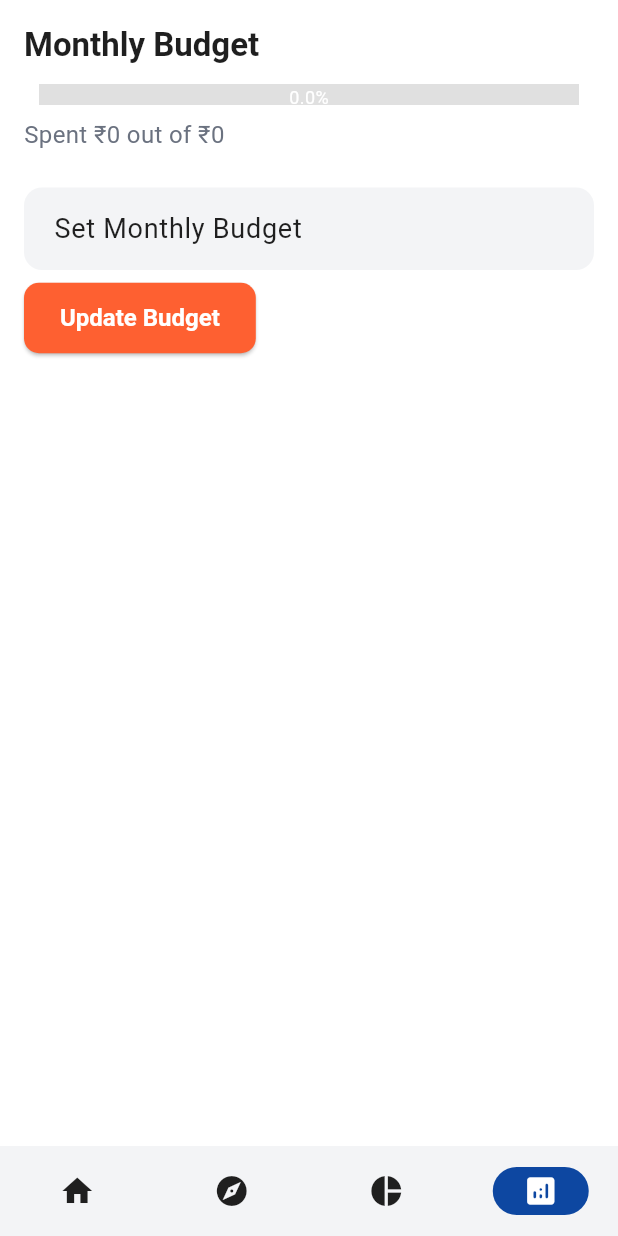
After one commit to DakshKatewa/FINWISE-2.0, a Flutter app: the Dashboard screen opened directly, item 4 of the bottom bar chosen, after a tap on "Update Budget", on a phone screen of 412 x 824 dp. The commit adds this screen. Run offline on Flutter 3.47's test engine with Material 3 defaults, Android fonts, the phone set to English and light mode, and no system bars; drawn by our look-alikes of percent_indicator; our stand-ins replace auto_size_text, cloud_firestore, firebase_auth, firebase_core, fl_chart, font_awesome_flutter; accounts and stored records are empty.

Commit message:
add budget initiated

```diff
--- a/lib/screens/dashboard.dart
+++ b/lib/screens/dashboard.dart
@@ -1,4 +1,5 @@
 import 'package:budgettraker/screens/insights_screen.dart';
+import 'package:budgettraker/screens/reports_screen.dart';
 import 'package:firebase_auth/firebase_auth.dart';
 import 'package:flutter/material.dart';
 
@@ -16,7 +17,7 @@ class Dashboard extends StatefulWidget {
 class _DashboardState extends State<Dashboard> {
   var isLogoutLoading = false;
   int currentIndex = 0;
-  var pageViewList = [HomeScreen(), TransactionScreen(), InsightsScreen()];
+  var pageViewList = [HomeScreen(), TransactionScreen(), InsightsScreen(), ReportsScreen()];
 
   @override
   Widget build(BuildContext context) {
--- /dev/null
+++ b/lib/screens/reports_screen.dart
@@ -0,0 +1,148 @@
+import 'package:cloud_firestore/cloud_firestore.dart';
+import 'package:firebase_auth/firebase_auth.dart';
+import 'package:flutter/material.dart';
+import 'package:intl/intl.dart';
+import 'package:percent_indicator/linear_percent_indicator.dart';
+
+class ReportsScreen extends StatefulWidget {
+  const ReportsScreen({super.key});
+
+  @override
+  State<ReportsScreen> createState() => _ReportsScreenState();
+}
+
+class _ReportsScreenState extends State<ReportsScreen> {
+  final TextEditingController _budgetController = TextEditingController();
+  int monthlyBudget = 0;
+  int totalSpentThisMonth = 0;
+
+  @override
+  void initState() {
+    super.initState();
+    fetchBudgetAndExpenses();
+  }
+
+  Future<int> fetchTotalSpentThisMonth() async {
+    final user = FirebaseAuth.instance.currentUser;
+    final now = DateTime.now();
+    final currentMonth = DateFormat('MMM y').format(now);
+
+    if (user != null) {
+      final transactionsSnapshot =
+          await FirebaseFirestore.instance
+              .collection('users')
+              .doc(user.uid)
+              .collection('transactions')
+              .where('monthyear', isEqualTo: currentMonth)
+              .where('type', isEqualTo: 'debit')
+              .get();
+
+      int spent = transactionsSnapshot.docs.fold(0, (sum, doc) {
+        return sum + (doc['amount'] as int);
+      });
+
+      return spent;
+    }
+    return 0;
+  }
+
+  Future<void> fetchBudgetAndExpenses() async {
+    final user = FirebaseAuth.instance.currentUser;
+    final now = DateTime.now();
+    final currentMonth = "${DateFormat('MMM y').format(now)}";
+
+    if (user != null) {
+      final userDoc =
+          await FirebaseFirestore.instance
+              .collection('users')
+              .doc(user.uid)
+              .get();
+
+      int budget = (userDoc.data()?['monthlyBudget'] ?? 0) as int;
+
+      final transactionsSnapshot =
+          await FirebaseFirestore.instance
+              .collection('users')
+              .doc(user.uid)
+              .collection('transactions')
+              .where('monthyear', isEqualTo: currentMonth)
+              .where('type', isEqualTo: 'debit')
+              .get();
+
+      int spent = transactionsSnapshot.docs.fold(0, (sum, doc) {
+        return sum + (doc['amount'] as int);
+      });
+
+      setState(() {
+        monthlyBudget = budget;
+        totalSpentThisMonth = spent;
+      });
+    }
+  }
+
+  Future<void> updateBudget() async {
+    int newBudget = int.tryParse(_budgetController.text) ?? 0;
+    final user = FirebaseAuth.instance.currentUser;
+
+    if (user != null) {
+      await FirebaseFirestore.instance.collection('users').doc(user.uid).update(
+        {'monthlyBudget': newBudget},
+      );
+
+      // 🛠 After setting the new budget, fetch latest spent
+      int spent = await fetchTotalSpentThisMonth();
+
+      setState(() {
+        monthlyBudget = newBudget;
+        totalSpentThisMonth = spent;
+      });
+
+      _budgetController.clear();
+    }
+  }
+
+  @override
+  Widget build(BuildContext context) {
+    double percentUsed =
+        monthlyBudget > 0 ? totalSpentThisMonth / monthlyBudget : 0;
+
+    return Padding(
+      padding: const EdgeInsets.all(16.0),
+      child: Column(
+        crossAxisAlignment: CrossAxisAlignment.start,
+        children: [
+          Text("Monthly Budget", style: Theme.of(context).textTheme.titleLarge),
+          const SizedBox(height: 12),
+
+          LinearPercentIndicator(
+            lineHeight: 14.0,
+            percent: percentUsed.clamp(0, 1),
+            backgroundColor: Colors.grey.shade300,
+            progressColor: Colors.blueAccent,
+            center: Text(
+              "${(percentUsed * 100).toStringAsFixed(1)}%",
+              style: const TextStyle(fontSize: 12.0, color: Colors.white),
+            ),
+          ),
+          const SizedBox(height: 8),
+          Text("Spent ₹$totalSpentThisMonth out of ₹$monthlyBudget"),
+
+          const SizedBox(height: 24),
+          TextField(
+            controller: _budgetController,
+            keyboardType: TextInputType.number,
+            decoration: const InputDecoration(
+              labelText: "Set Monthly Budget",
+              border: OutlineInputBorder(),
+            ),
+          ),
+          const SizedBox(height: 8),
+          ElevatedButton(
+            onPressed: updateBudget,
+            child: const Text("Update Budget"),
+          ),
+        ],
+      ),
+    );
+  }
+}
--- /dev/null
+++ b/lib/services/firestore_services_budget.dart
@@ -0,0 +1,39 @@
+import 'package:cloud_firestore/cloud_firestore.dart';
+import 'package:firebase_auth/firebase_auth.dart';
+import 'package:intl/intl.dart';
+
+class FirestoreService {
+  static Future<void> setMonthlyBudget(int budget) async {
+    final user = FirebaseAuth.instance.currentUser;
+
+    if (user != null) {
+      await FirebaseFirestore.instance.collection('users').doc(user.uid).update(
+        {'monthlyBudget': budget},
+      );
+    }
+  }
+
+  static Future<int> getCurrentMonthSpent() async {
+    final user = FirebaseAuth.instance.currentUser;
+    if (user != null) {
+      final now = DateTime.now();
+      String monthyear = DateFormat('MMM y').format(now);
+
+      final snapshot =
+          await FirebaseFirestore.instance
+              .collection('users')
+              .doc(user.uid)
+              .collection('transactions')
+              .where('monthyear', isEqualTo: monthyear)
+              .where('type', isEqualTo: 'debit') // Only debit transactions
+              .get();
+
+      int totalSpent = 0;
+      for (var doc in snapshot.docs) {
+        totalSpent += (doc['amount'] as num).toInt();
+      }
+      return totalSpent;
+    }
+    return 0;
+  }
+}
--- a/lib/widgets/navbar.dart
+++ b/lib/widgets/navbar.dart
@@ -36,7 +36,15 @@ class NavBar extends StatelessWidget {
         NavigationDestination(
           icon: Icon(Icons.pie_chart),
           selectedIcon: Icon(
-            Icons.explore,
+            Icons.pie_chart,
+            color: Colors.white,
+          ),
+          label: 'Insights',
+        ),
+        NavigationDestination(
+          icon: Icon(Icons.analytics_rounded),
+          selectedIcon: Icon(
+            Icons.analytics_rounded,
             color: Colors.white,
           ),
           label: 'Insights',
--- a/pubspec.yaml
+++ b/pubspec.yaml
@@ -37,6 +37,7 @@ dependencies:
     sdk: flutter
   font_awesome_flutter: ^10.6.0
   intl: ^0.18.1
+  percent_indicator: ^4.2.5
   uuid: ^4.1.0
 dependency_overrides:
   firebase_auth_platform_interface: 7.0.1
```
Also changed, not shown: pubspec.lock, 1 other file.
